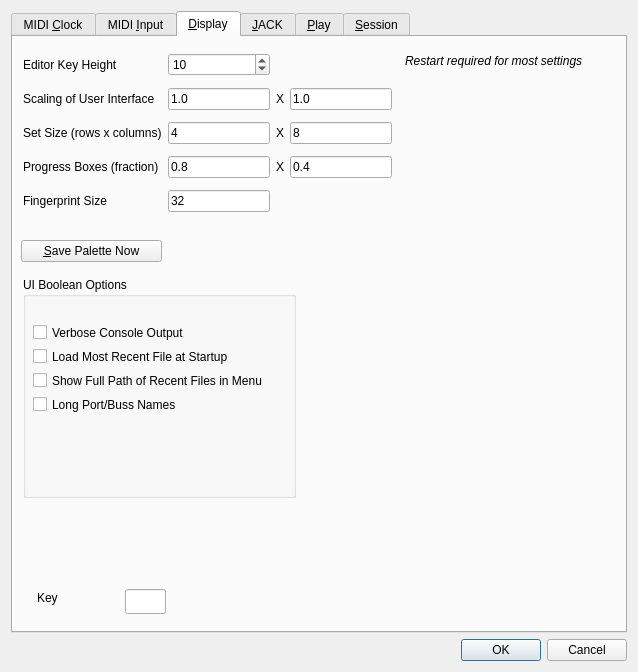
This is seq_qt5/forms/qseditoptions.ui in ahlstromcj/seq66 as Qt 5 draws it before an edit. The edited form follows.
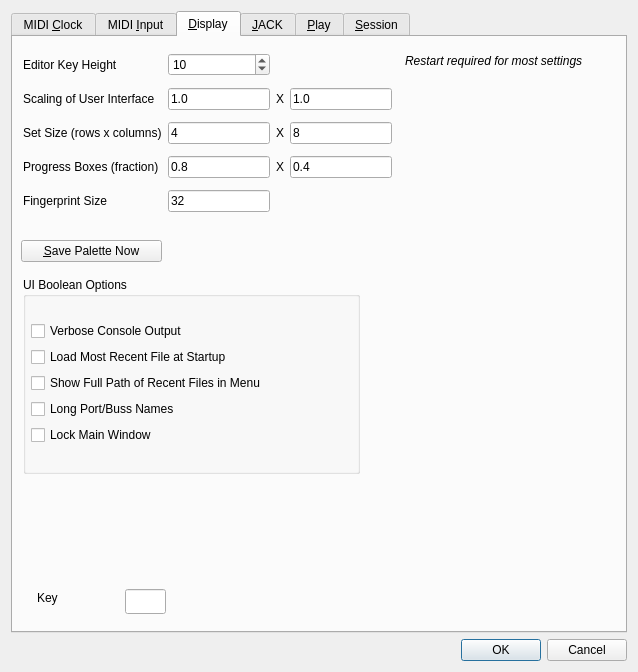
This is the edited form. The open tabs and pages were chosen to show the change.

Commit message: Added more settings like lock-main-window.

```diff
--- a/seq_qt5/forms/qseditoptions.ui
+++ b/seq_qt5/forms/qseditoptions.ui
@@ -549,27 +549,36 @@
         <rect>
          <x>10</x>
          <y>240</y>
-         <width>273</width>
-         <height>221</height>
+         <width>337</width>
+         <height>197</height>
         </rect>
        </property>
+       <property name="font">
+        <font>
+         <weight>50</weight>
+         <bold>false</bold>
+        </font>
+       </property>
        <property name="title">
         <string>UI Boolean Options</string>
        </property>
        <property name="flat">
         <bool>false</bool>
        </property>
-       <widget class="QCheckBox" name="checkBoxVerbose">
-        <property name="enabled">
-         <bool>true</bool>
-        </property>
+       <widget class="QWidget" name="">
         <property name="geometry">
          <rect>
-          <x>10</x>
+          <x>8</x>
           <y>44</y>
-          <width>249</width>
-          <height>23</height>
+          <width>312</width>
+          <height>125</height>
          </rect>
+        </property>
+        <layout class="QVBoxLayout" name="verticalLayout_2">
+         <item>
+          <widget class="QCheckBox" name="checkBoxVerbose">
+           <property name="enabled">
+            <bool>true</bool>
         </property>
         <property name="toolTip">
          <string>Turns on verbose information written to the console or
@@ -579,15 +588,9 @@
          <string>Verbose Console Output</string>
         </property>
        </widget>
+         </item>
+         <item>
        <widget class="QCheckBox" name="checkBoxLoadMostRecent">
-        <property name="geometry">
-         <rect>
-          <x>10</x>
-          <y>68</y>
-          <width>249</width>
-          <height>23</height>
-         </rect>
-        </property>
         <property name="toolTip">
          <string>Load the most recent file at startup, if checked.</string>
         </property>
@@ -595,15 +598,9 @@
          <string>Load Most Recent File at Startup</string>
         </property>
        </widget>
+         </item>
+         <item>
        <widget class="QCheckBox" name="checkBoxShowFullRecentPaths">
-        <property name="geometry">
-         <rect>
-          <x>10</x>
-          <y>92</y>
-          <width>249</width>
-          <height>23</height>
-         </rect>
-        </property>
         <property name="toolTip">
          <string>Show the full path to each recent file, if checked.</string>
         </property>
@@ -611,18 +608,22 @@
          <string>Show Full Path of Recent Files in Menu</string>
         </property>
        </widget>
+         </item>
+         <item>
        <widget class="QCheckBox" name="checkBoxLongBussNames">
-        <property name="geometry">
-         <rect>
-          <x>10</x>
-          <y>116</y>
-          <width>249</width>
-          <height>23</height>
-         </rect>
-        </property>
         <property name="text">
          <string>Long Port/Buss Names</string>
         </property>
+          </widget>
+         </item>
+         <item>
+          <widget class="QCheckBox" name="checkBoxLockMainWindow">
+           <property name="text">
+            <string>Lock Main Window</string>
+           </property>
+          </widget>
+         </item>
+        </layout>
        </widget>
       </widget>
       <widget class="QWidget" name="layoutWidgetGuiOptions">
```
Left out of the diff: 2 changed lines with no effect on the pictures. Lines whose indentation alone changed are shown as unchanged. The commit also changes 13 other files.
